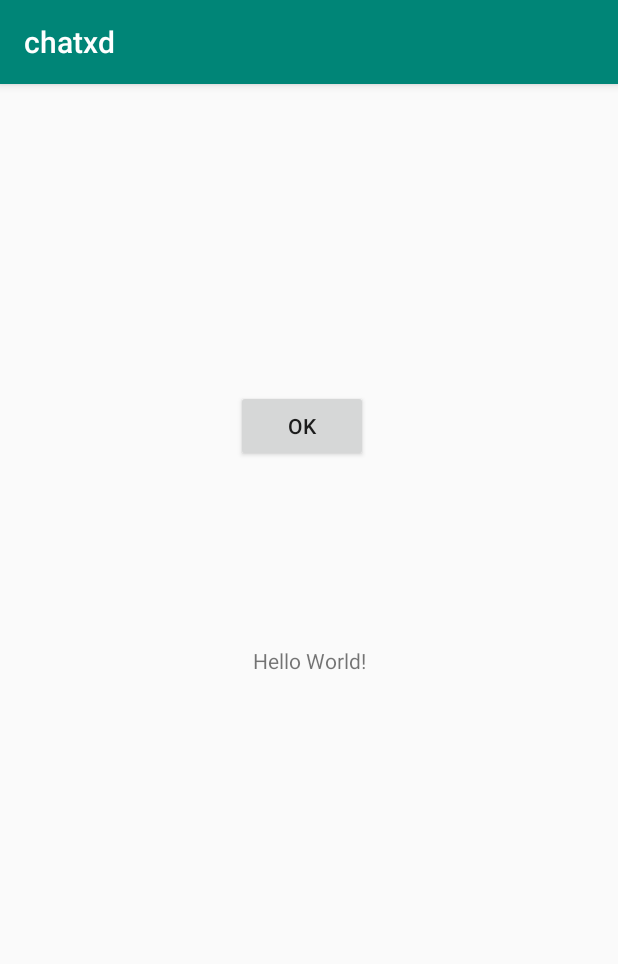
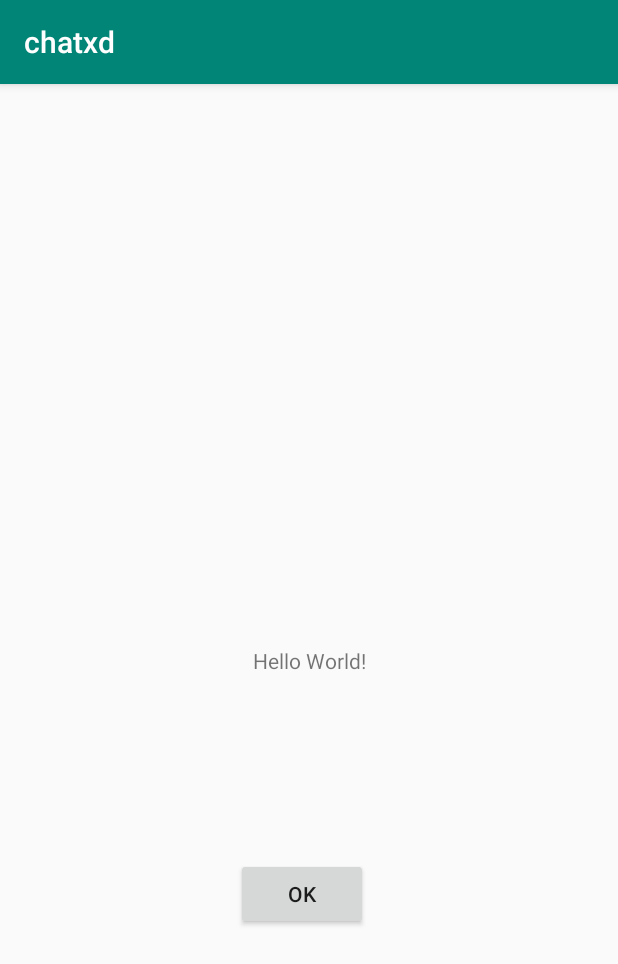
Before and after one commit to 0xBroom/chatxdV1, an Android app: the screen it shows after launch (MainActivity), on a phone screen of 412 x 824 dp. Shown: the top 964 px of the screen. Run offline under Robolectric (Android 15) with nearby library versions, the phone set to English and light mode, and no system bars.

```diff
--- a/app/src/main/res/layout/activity_main.xml
+++ b/app/src/main/res/layout/activity_main.xml
@@ -21,7 +21,7 @@
         android:layout_height="wrap_content"
         android:layout_marginStart="157dp"
         android:layout_marginEnd="167dp"
-        android:layout_marginBottom="516dp"
+        android:layout_marginBottom="204dp"
         android:text="@android:string/ok"
         app:layout_constraintBottom_toBottomOf="parent"
         app:layout_constraintEnd_toEndOf="parent"
```
